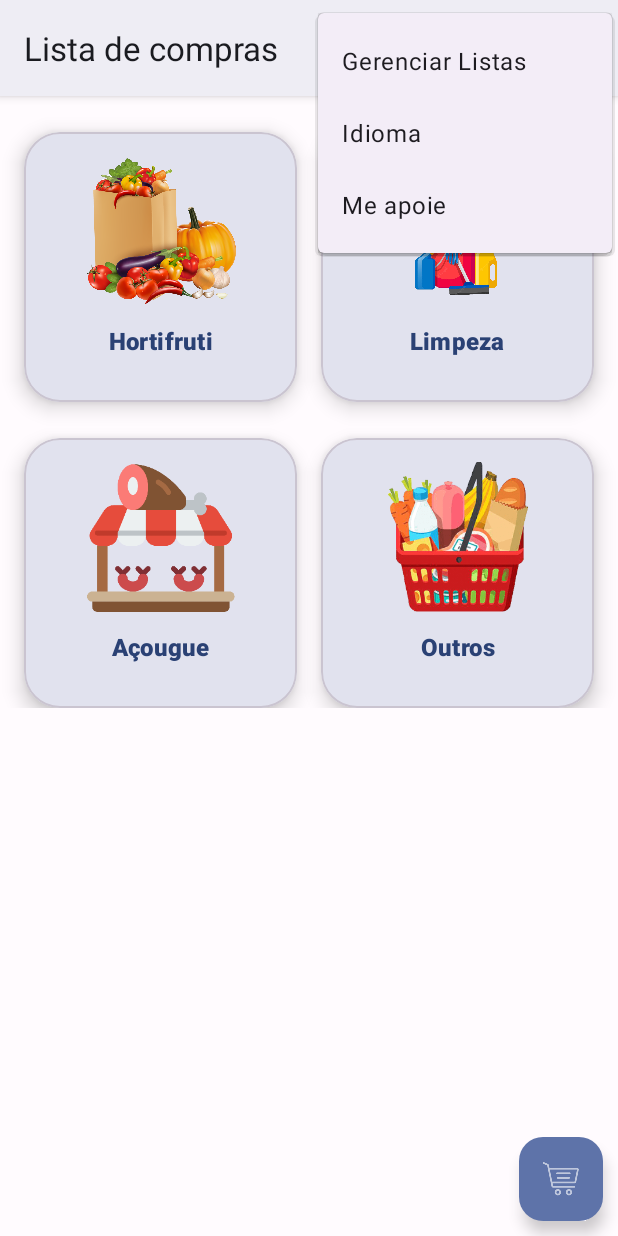
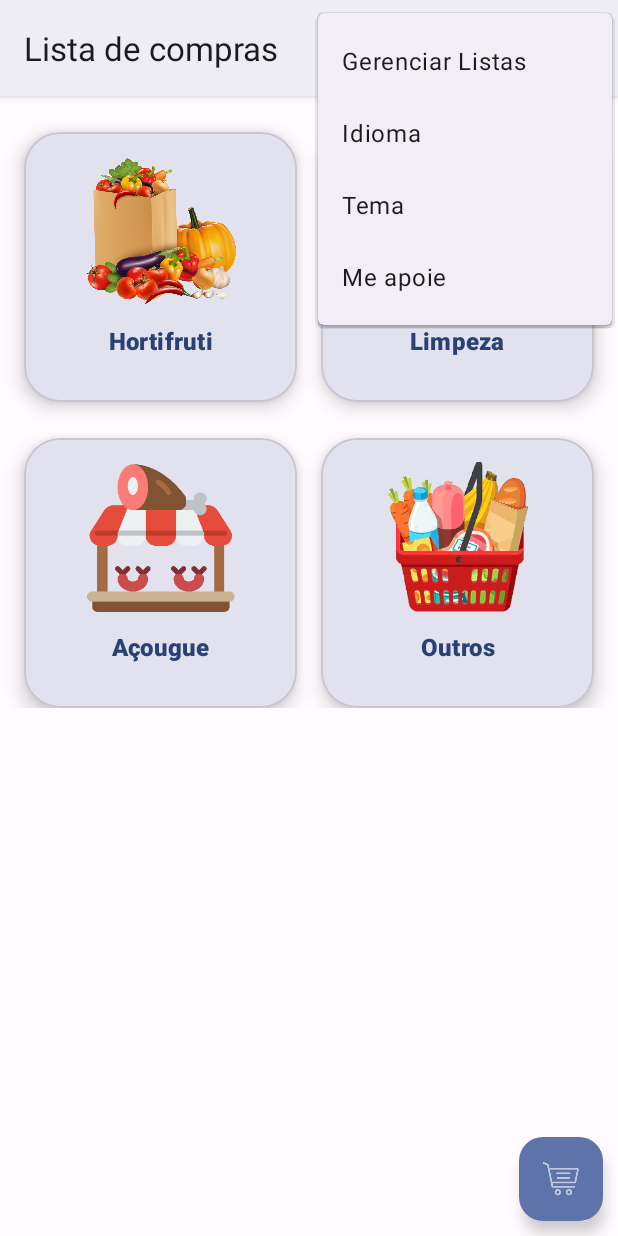
Before and after one commit to lotaviods/supermarket-android-app, an Android app built with Jetpack Compose: the screen it shows after launch (MainActivity), with the options menu open, on a phone screen of 412 x 824 dp. Run offline under Robolectric (Android 15) with nearby library versions, the phone set to English and light mode, and no system bars; our stand-ins replace Room's generated code, navigation-ui; 3 statements that could not run were skipped.

Commit message:
feat: add theme selection menu

```diff
--- /dev/null
+++ b/app/src/main/java/br/com/lotaviods/listadecompras/helper/ThemeHelper.kt
@@ -0,0 +1,43 @@
+package br.com.lotaviods.listadecompras.helper
+
+import android.content.Context
+import androidx.appcompat.app.AppCompatDelegate
+import androidx.core.content.edit
+
+object ThemeHelper {
+    private const val PREFS_NAME = "theme_prefs"
+    private const val KEY_THEME = "selected_theme"
+
+    enum class ThemeMode(val value: Int) {
+        SYSTEM(0),
+        LIGHT(1),
+        DARK(2);
+
+        fun toAppCompatDelegateMode(): Int = when (this) {
+            SYSTEM -> AppCompatDelegate.MODE_NIGHT_FOLLOW_SYSTEM
+            LIGHT -> AppCompatDelegate.MODE_NIGHT_NO
+            DARK -> AppCompatDelegate.MODE_NIGHT_YES
+        }
+    }
+
+    fun setTheme(context: Context, themeMode: ThemeMode) {
+        val prefs = context.getSharedPreferences(PREFS_NAME, Context.MODE_PRIVATE)
+        prefs.edit { putInt(KEY_THEME, themeMode.value) }
+        applyTheme(themeMode)
+    }
+
+    fun getTheme(context: Context): ThemeMode {
+        val prefs = context.getSharedPreferences(PREFS_NAME, Context.MODE_PRIVATE)
+        val value = prefs.getInt(KEY_THEME, ThemeMode.SYSTEM.value)
+        return ThemeMode.entries.find { it.value == value } ?: ThemeMode.SYSTEM
+    }
+
+    private fun applyTheme(themeMode: ThemeMode) {
+        AppCompatDelegate.setDefaultNightMode(themeMode.toAppCompatDelegateMode())
+    }
+
+    fun applyTheme(context: Context) {
+        val themeMode = getTheme(context)
+        applyTheme(themeMode)
+    }
+}
--- a/app/src/main/java/br/com/lotaviods/listadecompras/ui/app/Application.kt
+++ b/app/src/main/java/br/com/lotaviods/listadecompras/ui/app/Application.kt
@@ -43,8 +43,6 @@ class Application : android.app.Application() {
 
     override fun onCreate() {
         super.onCreate()
-
-        // Apply saved language
         LanguageHelper.applyLanguage(this)
 
         startKoin {
@@ -53,6 +51,4 @@ class Application : android.app.Application() {
             modules(appModule)
         }
     }
-
-
 }
--- a/app/src/main/res/menu/main_menu.xml
+++ b/app/src/main/res/menu/main_menu.xml
@@ -10,6 +10,10 @@
         android:title="@string/language"
         app:showAsAction="never" />
     <item
+        android:id="@+id/action_theme"
+        android:title="@string/theme"
+        app:showAsAction="never" />
+    <item
         android:id="@+id/action_support"
         android:title="@string/support_me"
         app:showAsAction="never" />
--- a/app/src/main/res/values/strings.xml
+++ b/app/src/main/res/values/strings.xml
@@ -3,7 +3,7 @@
     <string name="cart_activity_title">Carrinho de compras</string>
 
     <!-- List management -->
-    <string name="default_list_name">Lista Principal</string>
+    <string name="default_list_name">Lista de compras</string>
     <string name="manage_lists">Gerenciar Listas</string>
     <string name="new_list_hint">Nome da nova lista</string>
     <string name="create_list">Criar Lista</string>
@@ -78,5 +78,13 @@
     <string name="select_language">Selecionar Idioma</string>
     <string name="portuguese">Português</string>
     <string name="english">Inglês</string>
+
+    <!-- Theme -->
+    <string name="theme">Tema</string>
+    <string name="select_theme">Selecionar Tema</string>
+    <string name="theme_system">Sistema</string>
+    <string name="theme_light">Claro</string>
+    <string name="theme_dark">Escuro</string>
+
     <string name="widget_added">Widget adicionado com sucesso!</string>
 </resources>
```
Also changed, not shown: app/src/main/java/br/com/lotaviods/listadecompras/ui/MainActivity.kt (+29 -0 lines), 1 other file.
